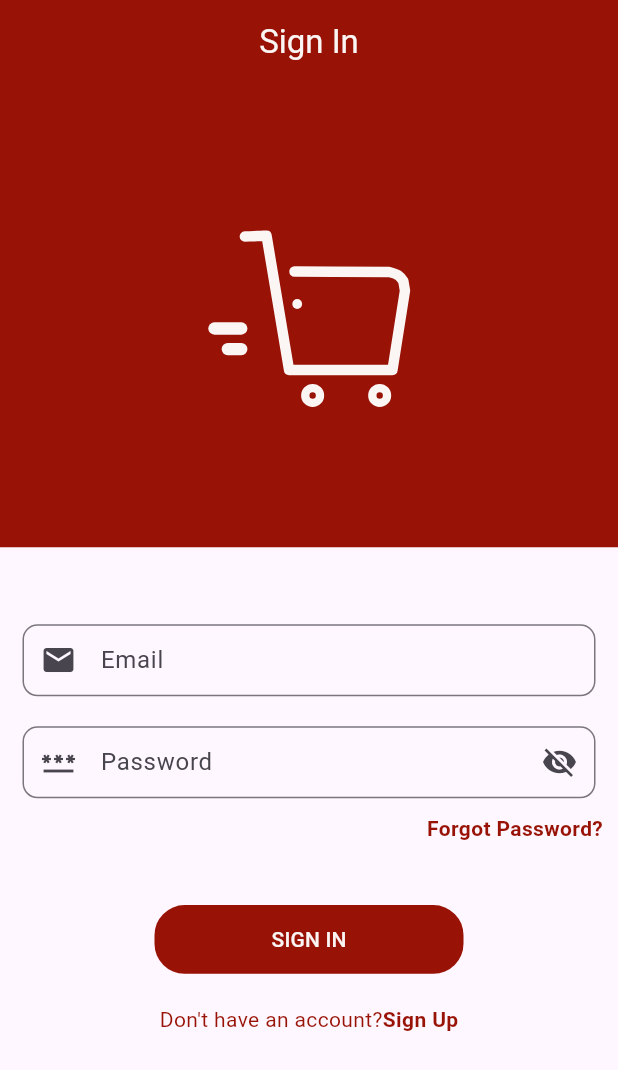
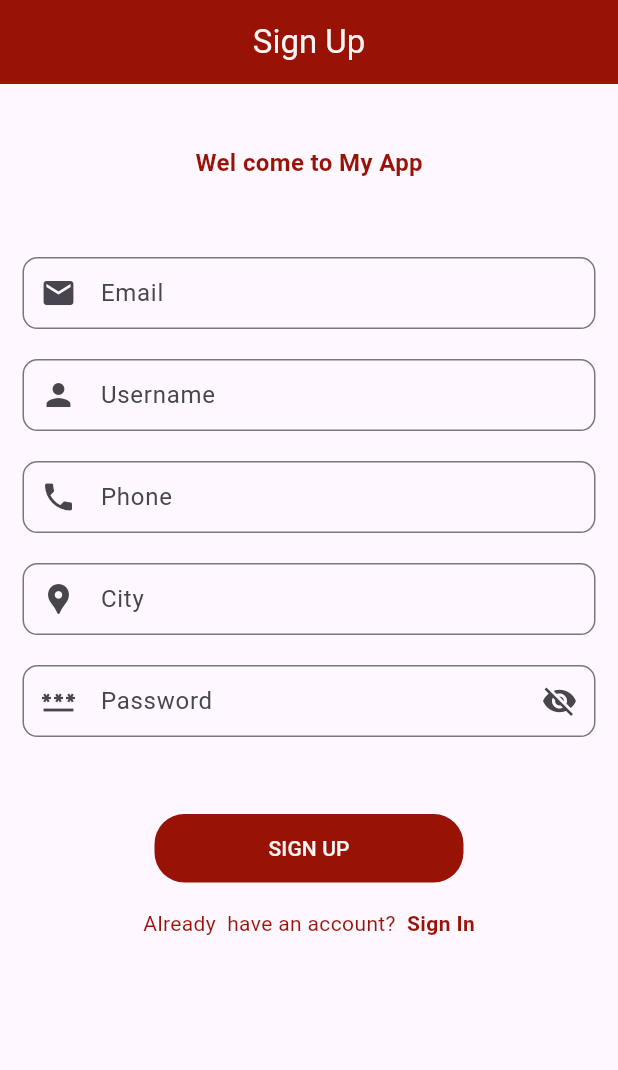
Before and after one commit to Karanbohara01/mobile-ecommerce, a Flutter app: the screen it shows after launch, on a phone screen of 412 x 824 dp. Shown: the top 1070 px of the screen. Run offline on Flutter 3.47's test engine with Material 3 defaults, Android fonts, the phone set to English and light mode, and no system bars; our stand-ins replace flutter_keyboard_visibility, get, lottie.

Commit message:
sign-up-screen

```diff
--- a/lib/main.dart
+++ b/lib/main.dart
@@ -1,6 +1,8 @@
 import 'package:flutter/material.dart';
-import 'package:flutter_application_e_comm/screens/auth-ui/sign-in-screen.dart';
+
 import 'package:get/get.dart';
+
+import 'screens/auth-ui/sign-up-screen.dart';
 
 void main() {
   runApp(const MyApp());
@@ -18,7 +20,7 @@ class MyApp extends StatelessWidget {
         colorScheme: ColorScheme.fromSeed(seedColor: Colors.deepPurple),
         useMaterial3: true,
       ),
-      home: const SignInScreen(),
+      home: const SignUpScreen(),
     );
   }
 }
--- a/lib/screens/auth-ui/sign-in-screen.dart
+++ b/lib/screens/auth-ui/sign-in-screen.dart
@@ -1,6 +1,7 @@
 // ignore_for_file: avoid_unnecessary_containers, prefer_const_constructors, prefer_const_literals_to_create_immutables
 
 import 'package:flutter/material.dart';
+import 'package:flutter_application_e_comm/screens/auth-ui/sign-up-screen.dart';
 import 'package:flutter_application_e_comm/utils/app-constant.dart';
 import 'package:flutter_keyboard_visibility/flutter_keyboard_visibility.dart';
 import 'package:get/get.dart';
@@ -26,7 +27,9 @@ class _SignInScreenState extends State<SignInScreen> {
             style: TextStyle(color: AppConstants.textColor),
           ),
         ),
-        body: Container(
+        body: SingleChildScrollView(
+          physics: BouncingScrollPhysics(),
+          child: Container(
             child: Column(
               children: [
                 Column(
@@ -46,7 +49,7 @@ class _SignInScreenState extends State<SignInScreen> {
                     padding: const EdgeInsets.all(10.0),
                     child: TextFormField(
                       cursorColor: AppConstants.secondaryColor,
-                    keyboardType: TextInputType.emailAddress,
+                      keyboardType: TextInputType.visiblePassword,
                       decoration: InputDecoration(
                         hintText: "Email",
                         prefixIcon: Icon(Icons.email),
@@ -109,29 +112,174 @@ class _SignInScreenState extends State<SignInScreen> {
                   ),
                 ),
                 SizedBox(
-                height: Get.height / 40,
+                  height: Get.height / 47,
                 ),
                 Row(
                   mainAxisAlignment: MainAxisAlignment.center,
                   children: [
                     Text(
-                    "Don't have an account?",
+                      "Don't have an account? ",
                       style: TextStyle(
                         color: AppConstants.secondaryColor,
                       ),
                     ),
-                  Text(
+                    GestureDetector(
+                      onTap: () => Get.offAll(() => SignUpScreen()),
+                      child: Text(
                         "Sign Up",
                         style: TextStyle(
                             color: AppConstants.secondaryColor,
                             fontWeight: FontWeight.bold),
+                      ),
                     ),
                   ],
                 )
               ],
             ),
           ),
+        ),
       );
     });
   }
 }
+
+
+// import 'package:flutter/material.dart';
+// import 'package:flutter_application_e_comm/utils/app-constant.dart';
+// import 'package:flutter_keyboard_visibility/flutter_keyboard_visibility.dart';
+// import 'package:get/get.dart';
+// import 'package:lottie/lottie.dart';
+
+// class SignInScreen extends StatefulWidget {
+//   const SignInScreen({Key? key});
+
+//   @override
+//   State<SignInScreen> createState() => _SignInScreenState();
+// }
+
+// class _SignInScreenState extends State<SignInScreen> {
+//   @override
+//   Widget build(BuildContext context) {
+//     return KeyboardVisibilityBuilder(builder: (context, isKeyboardVisible) {
+//       return Scaffold(
+//         appBar: AppBar(
+//           backgroundColor: AppConstants.secondaryColor,
+//           centerTitle: true,
+//           title: const Text(
+//             "Sign In",
+//             style: TextStyle(color: AppConstants.textColor),
+//           ),
+//         ),
+//         body: Container(
+//           width: double.infinity,
+//           height: double.infinity,
+//           padding: const EdgeInsets.symmetric(horizontal: 16.0),
+//           child: Column(
+//             mainAxisAlignment: MainAxisAlignment.center,
+//             crossAxisAlignment: CrossAxisAlignment.center,
+//             children: [
+//               Column(
+//                 children: [
+//                   isKeyboardVisible
+//                       ? Text("Welcome to My App")
+//                       : Lottie.asset('assets/images/splash-icon.json'),
+//                 ],
+//               ),
+//               SizedBox(height: Get.height / 20),
+//               Container(
+//                 width: Get.width,
+//                 child: TextFormField(
+//                   cursorColor: AppConstants.secondaryColor,
+//                   keyboardType: TextInputType.emailAddress,
+//                   decoration: InputDecoration(
+//                     hintText: "Email",
+//                     prefixIcon: Icon(Icons.email),
+//                     contentPadding: EdgeInsets.symmetric(
+//                       vertical: 12.0,
+//                       horizontal: 16.0,
+//                     ),
+//                     border: OutlineInputBorder(
+//                       borderRadius: BorderRadius.circular(10.0),
+//                     ),
+//                   ),
+//                 ),
+//               ),
+//               SizedBox(height: 10),
+//               Container(
+//                 width: Get.width,
+//                 child: TextFormField(
+//                   cursorColor: AppConstants.secondaryColor,
+//                   keyboardType: TextInputType.emailAddress,
+//                   decoration: InputDecoration(
+//                     hintText: "Password",
+//                     prefixIcon: Icon(Icons.password),
+//                     suffixIcon: Icon(Icons.visibility_off),
+//                     contentPadding: EdgeInsets.symmetric(
+//                       vertical: 12.0,
+//                       horizontal: 16.0,
+//                     ),
+//                     border: OutlineInputBorder(
+//                       borderRadius: BorderRadius.circular(10.0),
+//                     ),
+//                   ),
+//                 ),
+//               ),
+//               SizedBox(height: 10),
+//               GestureDetector(
+//                 onTap: () {
+//                   // Handle forgot password
+//                 },
+//                 child: Container(
+//                   alignment: Alignment.centerRight,
+//                   child: Text(
+//                     "Forgot Password?",
+//                     style: TextStyle(
+//                       color: AppConstants.secondaryColor,
+//                       fontWeight: FontWeight.bold,
+//                     ),
+//                   ),
+//                 ),
+//               ),
+//               SizedBox(height: Get.height / 20),
+//               Container(
+//                 width: Get.width / 2,
+//                 decoration: BoxDecoration(
+//                   color: AppConstants.secondaryColor,
+//                   borderRadius: BorderRadius.circular(20.0),
+//                 ),
+//                 child: TextButton(
+//                   onPressed: () {
+//                     // Handle sign in button press
+//                   },
+//                   child: Text(
+//                     "SIGN IN",
+//                     style: TextStyle(color: AppConstants.textColor),
+//                   ),
+//                 ),
+//               ),
+//               SizedBox(height: Get.height / 47),
+//               Row(
+//                 mainAxisAlignment: MainAxisAlignment.center,
+//                 children: [
+//                   Text(
+//                     "Don't have an account?",
+//                     style: TextStyle(
+//                       color: AppConstants.secondaryColor,
+//                     ),
+//                   ),
+//                   Text(
+//                     "Sign Up",
+//                     style: TextStyle(
+//                       color: AppConstants.secondaryColor,
+//                       fontWeight: FontWeight.bold,
+//                     ),
+//                   ),
+//                 ],
+//               )
+//             ],
+//           ),
+//         ),
+//       );
+//     });
+//   }
+// }
--- /dev/null
+++ b/lib/screens/auth-ui/sign-up-screen.dart
@@ -0,0 +1,197 @@
+// ignore_for_file: avoid_unnecessary_containers, prefer_const_constructors, prefer_const_literals_to_create_immutables
+
+import 'package:flutter/material.dart';
+import 'package:flutter_application_e_comm/utils/app-constant.dart';
+import 'package:flutter_keyboard_visibility/flutter_keyboard_visibility.dart';
+import 'package:get/get.dart';
+
+import 'sign-in-screen.dart';
+
+class SignUpScreen extends StatefulWidget {
+  const SignUpScreen({super.key});
+
+  @override
+  State<SignUpScreen> createState() => _SignUpScreenState();
+}
+
+class _SignUpScreenState extends State<SignUpScreen> {
+  @override
+  Widget build(BuildContext context) {
+    return KeyboardVisibilityBuilder(builder: (context, isKeyboardVisible) {
+      return Scaffold(
+        appBar: AppBar(
+          backgroundColor: AppConstants.secondaryColor,
+          centerTitle: true,
+          title: const Text(
+            "Sign Up",
+            style: TextStyle(color: AppConstants.textColor),
+          ),
+        ),
+        body: SingleChildScrollView(
+          physics: BouncingScrollPhysics(),
+          child: Container(
+            child: Column(
+              children: [
+                SizedBox(
+                  height: Get.height / 20,
+                ),
+                Container(
+                  alignment: Alignment.center,
+                  child: Text(
+                    "Wel come to My App",
+                    style: TextStyle(
+                        color: AppConstants.secondaryColor,
+                        fontWeight: FontWeight.bold,
+                        fontSize: 16.0),
+                  ),
+                ),
+                SizedBox(
+                  height: Get.height / 20,
+                ),
+                Container(
+                  margin: EdgeInsets.symmetric(horizontal: 5.0),
+                  width: Get.width,
+                  child: Padding(
+                    padding: const EdgeInsets.all(10.0),
+                    child: TextFormField(
+                      cursorColor: AppConstants.secondaryColor,
+                      keyboardType: TextInputType.emailAddress,
+                      decoration: InputDecoration(
+                        hintText: "Email",
+                        prefixIcon: Icon(Icons.email),
+                        contentPadding: EdgeInsets.only(top: 2.0, left: 8.0),
+                        border: OutlineInputBorder(
+                          borderRadius: BorderRadius.circular(10.0),
+                        ),
+                      ),
+                    ),
+                  ),
+                ),
+                Container(
+                  margin: EdgeInsets.symmetric(horizontal: 5.0),
+                  width: Get.width,
+                  child: Padding(
+                    padding: const EdgeInsets.all(10.0),
+                    child: TextFormField(
+                      cursorColor: AppConstants.secondaryColor,
+                      keyboardType: TextInputType.name,
+                      decoration: InputDecoration(
+                        hintText: "Username",
+                        prefixIcon: Icon(Icons.person),
+                        contentPadding: EdgeInsets.only(top: 2.0, left: 8.0),
+                        border: OutlineInputBorder(
+                          borderRadius: BorderRadius.circular(10.0),
+                        ),
+                      ),
+                    ),
+                  ),
+                ),
+                Container(
+                  margin: EdgeInsets.symmetric(horizontal: 5.0),
+                  width: Get.width,
+                  child: Padding(
+                    padding: const EdgeInsets.all(10.0),
+                    child: TextFormField(
+                      cursorColor: AppConstants.secondaryColor,
+                      keyboardType: TextInputType.number,
+                      decoration: InputDecoration(
+                        hintText: "Phone",
+                        prefixIcon: Icon(Icons.phone),
+                        contentPadding: EdgeInsets.only(top: 2.0, left: 8.0),
+                        border: OutlineInputBorder(
+                          borderRadius: BorderRadius.circular(10.0),
+                        ),
+                      ),
+                    ),
+                  ),
+                ),
+                Container(
+                  margin: EdgeInsets.symmetric(horizontal: 5.0),
+                  width: Get.width,
+                  child: Padding(
+                    padding: const EdgeInsets.all(10.0),
+                    child: TextFormField(
+                      cursorColor: AppConstants.secondaryColor,
+                      keyboardType: TextInputType.streetAddress,
+                      decoration: InputDecoration(
+                        hintText: "City",
+                        prefixIcon: Icon(Icons.location_pin),
+                        contentPadding: EdgeInsets.only(top: 2.0, left: 8.0),
+                        border: OutlineInputBorder(
+                          borderRadius: BorderRadius.circular(10.0),
+                        ),
+                      ),
+                    ),
+                  ),
+                ),
+                Container(
+                  margin: EdgeInsets.symmetric(horizontal: 5.0),
+                  width: Get.width,
+                  child: Padding(
+                    padding: const EdgeInsets.all(10.0),
+                    child: TextFormField(
+                      cursorColor: AppConstants.secondaryColor,
+                      keyboardType: TextInputType.visiblePassword,
+                      decoration: InputDecoration(
+                        hintText: "Password",
+                        prefixIcon: Icon(Icons.password),
+                        suffixIcon: Icon(Icons.visibility_off),
+                        contentPadding: EdgeInsets.only(top: 2.0, left: 8.0),
+                        border: OutlineInputBorder(
+                          borderRadius: BorderRadius.circular(10.0),
+                        ),
+                      ),
+                    ),
+                  ),
+                ),
+                SizedBox(
+                  height: Get.height / 20,
+                ),
+                Material(
+                  child: Container(
+                    width: Get.width / 2,
+                    height: Get.height / 18.0,
+                    decoration: BoxDecoration(
+                      color: AppConstants.secondaryColor,
+                      borderRadius: BorderRadius.circular(20.0),
+                    ),
+                    child: TextButton(
+                      child: Text(
+                        "SIGN UP",
+                        style: TextStyle(color: AppConstants.textColor),
+                      ),
+                      onPressed: () {},
+                    ),
+                  ),
+                ),
+                SizedBox(
+                  height: Get.height / 47,
+                ),
+                Row(
+                  mainAxisAlignment: MainAxisAlignment.center,
+                  children: [
+                    Text(
+                      "Already  have an account? ",
+                      style: TextStyle(
+                        color: AppConstants.secondaryColor,
+                      ),
+                    ),
+                    GestureDetector(
+                      onTap: () => Get.offAll(() => SignInScreen()),
+                      child: Text(
+                        " Sign In",
+                        style: TextStyle(
+                            color: AppConstants.secondaryColor,
+                            fontWeight: FontWeight.bold),
+                      ),
+                    ),
+                  ],
+                )
+              ],
+            ),
+          ),
+        ),
+      );
+    });
+  }
+}
```
Lines whose indentation alone changed are shown as unchanged.
